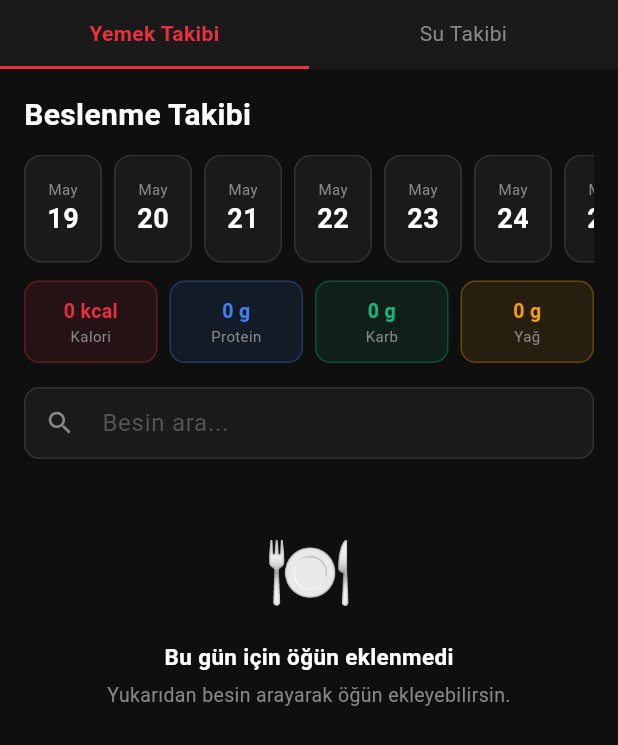
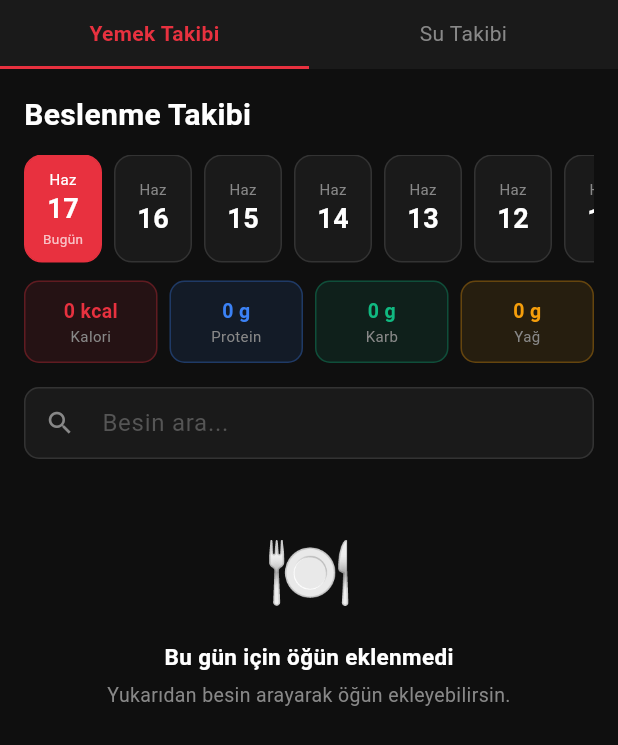
Before and after one commit to ufuk1821-prog/VisionFit, a Flutter app: the BeslenmeEkrani widget shown alone on an empty page, opened directly, on a phone screen of 412 x 824 dp. Shown: the top 745 px of the screen. Run offline on Flutter 3.47's test engine with Material 3 defaults, Android fonts, the phone set to English and light mode, and no system bars; our stand-ins replace image_picker, pedometer, permission_handler, shared_preferences, webview_flutter; missing offline and left inert: google_mlkit_pose_detection, webview_flutter_android; accounts and stored records are empty; network calls fail.

Commit message:
Defter form key fix, su tarih kontrolu, beslenme alan isimleri

```diff
--- a/mobile/lib/ekranlar/beslenme_ekrani.dart
+++ b/mobile/lib/ekranlar/beslenme_ekrani.dart
@@ -67,10 +67,18 @@ class _BeslenmeEkraniState extends State<BeslenmeEkrani> {
   }
 
   Future<void> _suEkle(int ml) async {
+    final bugun = DateTime.now();
+    final secilenBugun = _seciliTarih.year == bugun.year && _seciliTarih.month == bugun.month && _seciliTarih.day == bugun.day;
+    if (!secilenBugun) {
+      ScaffoldMessenger.of(context).showSnackBar(const SnackBar(content: Text('Sadece bugüne su ekleyebilirsiniz.'), backgroundColor: Color(0xFFE8313F)));
+      return;
+    }
     try {
       await ApiServisi.postJson('/api/nutrition/water', {'miktar_ml': ml});
       await _yukle();
-    } catch (_) {}
+    } catch (e) {
+      ScaffoldMessenger.of(context).showSnackBar(SnackBar(content: Text('Hata: $e'), backgroundColor: const Color(0xFFE8313F)));
+    }
   }
 
   Future<void> _ogunSil(int id) async {
@@ -107,7 +115,7 @@ class _BeslenmeEkraniState extends State<BeslenmeEkrani> {
 
   Widget _tarihSatiri() {
     final bugun = DateTime.now();
-    final gunler = List.generate(30, (i) => bugun.subtract(Duration(days: 29 - i)));
+    final gunler = List.generate(30, (i) => bugun.subtract(Duration(days: i)));
     return SizedBox(
       height: 72,
       child: ListView.builder(
@@ -215,8 +223,8 @@ class _BeslenmeEkraniState extends State<BeslenmeEkrani> {
             decoration: BoxDecoration(color: const Color(0xFF1A1A1A), borderRadius: BorderRadius.circular(10), border: Border.all(color: const Color(0xFF333333))),
             child: Row(children: [
               Expanded(child: Column(crossAxisAlignment: CrossAxisAlignment.start, children: [
-                Text(o['besin_ad'] ?? o['ad'] ?? '', style: const TextStyle(color: Colors.white, fontSize: 13, fontWeight: FontWeight.w600)),
-                Text('${o['miktar_gram'] ?? o['gram']}g • ${(o['kalori'] as num?)?.round()} kcal', style: const TextStyle(color: Color(0xFF888888), fontSize: 12)),
+                Text('${o['besin_ad'] ?? o['besin_adi'] ?? o['ad'] ?? o['anahtar'] ?? ''}', style: const TextStyle(color: Colors.white, fontSize: 13, fontWeight: FontWeight.w600)),
+                Text('${o['miktar_gram'] ?? o['gram'] ?? '?'}g • ${(o['kalori'] as num?)?.round() ?? '?'} kcal', style: const TextStyle(color: Color(0xFF888888), fontSize: 12)),
               ])),
               IconButton(icon: const Icon(Icons.close, color: Color(0xFF666666), size: 18), onPressed: () => _ogunSil(o['id'])),
             ]),
```
Also changed, not shown: mobile/lib/ekranlar/defter_ekrani.dart (+4 -4 lines).
